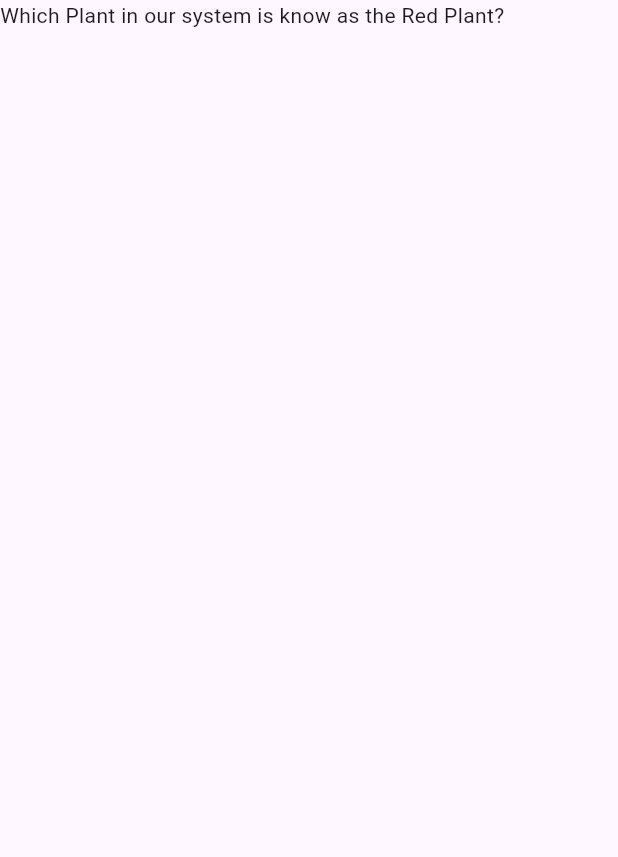
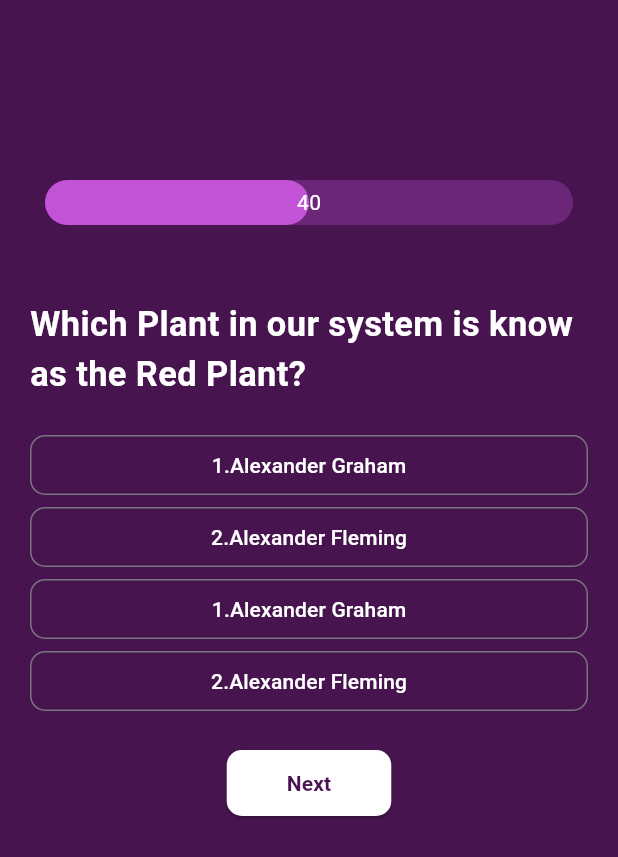
Before and after one commit to nashvak/quiz-app-api, a Flutter app: the QuizScreen screen opened directly, on a phone screen of 412 x 824 dp. Shown: the top 857 px of the screen. Run offline on Flutter 3.47's test engine with Material 3 defaults, Android fonts, the phone set to English and light mode, and no system bars; drawn by our look-alikes of percent_indicator.

Commit message:
quiz screen ui completed

```diff
--- a/lib/colors/colors.dart
+++ b/lib/colors/colors.dart
@@ -1,7 +1,7 @@
 import 'package:flutter/material.dart';
 
 class Appcolors {
-  static Color backgroundColor = Color(0xFF6C2677);
+  static Color backgroundColor = Color(0xFF481450);
   static Color startButtonColor = Color.fromARGB(255, 121, 42, 218);
   static Color textColor = Color(0xFF917296);
 }
--- a/lib/view/quiz_screen.dart
+++ b/lib/view/quiz_screen.dart
@@ -1,4 +1,6 @@
 import 'package:flutter/material.dart';
+import 'package:percent_indicator/linear_percent_indicator.dart';
+import 'package:quiz_app_api/colors/colors.dart';
 
 class QuizScreen extends StatefulWidget {
   const QuizScreen({super.key});
@@ -10,10 +12,109 @@ class QuizScreen extends StatefulWidget {
 class _QuizScreenState extends State<QuizScreen> {
   @override
   Widget build(BuildContext context) {
-    return const Scaffold(
-      body: Column(
-        children: [Text('Which Plant in our system is know as the Red Plant?')],
+    return Scaffold(
+      backgroundColor: Appcolors.backgroundColor,
+      body: Padding(
+        padding: const EdgeInsets.all(20.0),
+        child: Column(
+          crossAxisAlignment: CrossAxisAlignment.stretch,
+          children: [
+            const SizedBox(
+              height: 100,
+            ),
+            LinearPercentIndicator(
+              lineHeight: 30,
+              percent: 0.5,
+              barRadius: Radius.circular(20),
+              progressColor: Color(0xFFC353D6),
+              backgroundColor: Color(0xFF6C2677),
+              center: Text(
+                '40',
+                style: TextStyle(color: Colors.white),
+              ),
+            ),
+            SizedBox(
+              height: 50,
+            ),
+            const Text(
+              'Which Plant in our system is know as the Red Plant?',
+              style: TextStyle(
+                  color: Colors.white,
+                  fontSize: 23,
+                  fontWeight: FontWeight.bold),
+            ),
+            const SizedBox(
+              height: 20,
+            ),
+            const AnswerButton(
+              title: "1.Alexander Graham",
+            ),
+            const AnswerButton(
+              title: "2.Alexander Fleming",
+            ),
+            const AnswerButton(
+              title: "1.Alexander Graham",
+            ),
+            const AnswerButton(
+              title: "2.Alexander Fleming",
+            ),
+            const SizedBox(
+              height: 20,
+            ),
+            Column(
+              children: [
+                Visibility(
+                  visible: true,
+                  child: ElevatedButton(
+                    style: ElevatedButton.styleFrom(
+                      backgroundColor: Colors.white,
+                      padding:
+                          EdgeInsets.symmetric(horizontal: 40, vertical: 12),
+                      shape: RoundedRectangleBorder(
+                        borderRadius: BorderRadius.circular(10),
+                      ),
+                      foregroundColor: Appcolors.backgroundColor,
+                    ),
+                    onPressed: () {},
+                    child: const Text(
+                      'Next',
+                      style: TextStyle(
+                          color: Color(0xFF481450),
+                          fontWeight: FontWeight.w700),
+                    ),
+                  ),
+                ),
+              ],
+            )
+          ],
+        ),
       ),
     );
   }
 }
+
+class AnswerButton extends StatelessWidget {
+  const AnswerButton({
+    super.key,
+    required this.title,
+  });
+  final String title;
+  @override
+  Widget build(BuildContext context) {
+    return OutlinedButton(
+      style: OutlinedButton.styleFrom(
+        // padding: const EdgeInsets.symmetric(horizontal: 20, vertical: 10),
+        foregroundColor: Colors.white,
+
+        shape: RoundedRectangleBorder(
+          borderRadius: BorderRadius.circular(10),
+        ),
+      ),
+      onPressed: () {},
+      child: Text(
+        title,
+        textAlign: TextAlign.start,
+      ),
+    );
+  }
+}
--- /dev/null
+++ b/lib/view/result_screen.dart
@@ -0,0 +1,17 @@
+import 'package:flutter/material.dart';
+
+class ResultScreen extends StatefulWidget {
+  const ResultScreen({super.key});
+
+  @override
+  State<ResultScreen> createState() => _ResultScreenState();
+}
+
+class _ResultScreenState extends State<ResultScreen> {
+  @override
+  Widget build(BuildContext context) {
+    return const Scaffold(
+      body: Center(),
+    );
+  }
+}
--- a/pubspec.yaml
+++ b/pubspec.yaml
@@ -36,6 +36,7 @@ dependencies:
   # Use with the CupertinoIcons class for iOS style icons.
   cupertino_icons: ^1.0.2
   http: ^1.1.2
+  percent_indicator: ^4.0.1
 
 dev_dependencies:
   flutter_test:
```
Also changed, not shown: pubspec.lock.
